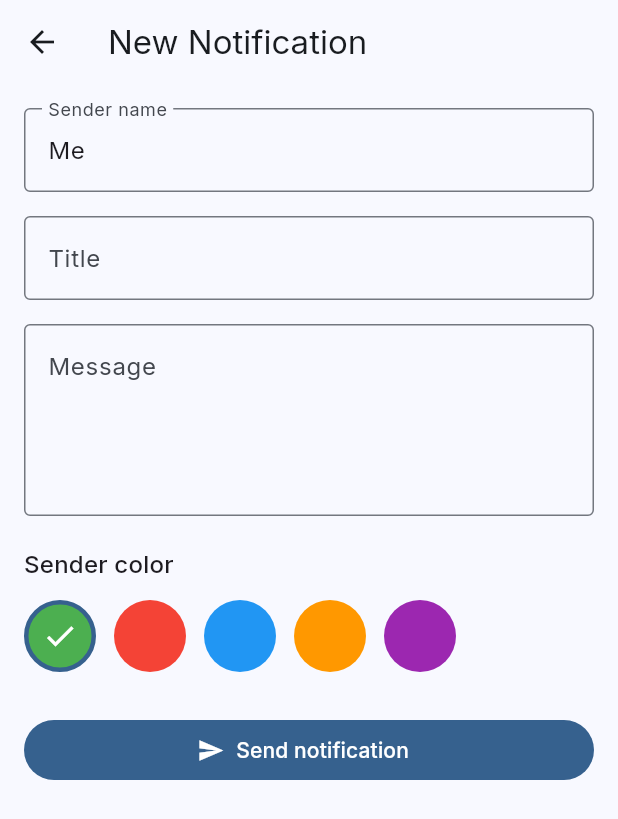
After one commit to Ganesh-hulle/Notiflow, a Flutter app: the MainWrapper screen opened directly, after a tap on "New notification", on a phone screen of 412 x 824 dp. The commit adds this screen. Shown: the top 819 px of the screen. Run offline on Flutter 3.47's test engine with Material 3 defaults, Android fonts, the phone set to English and light mode, and no system bars; our stand-ins replace bloc, cloud_firestore, equatable, firebase_auth, firebase_core, flutter_bloc and 3 more; accounts and stored records are empty.

Commit message:
Refactor notification handling and add compose notification screen

```diff
--- a/lib/notifications/bloc/notification_bloc.dart
+++ b/lib/notifications/bloc/notification_bloc.dart
@@ -12,6 +12,15 @@ abstract class NotificationEvent extends Equatable {
 
 class LoadNotifications extends NotificationEvent {}
 
+class SendNotification extends NotificationEvent {
+  final AppNotification notification;
+
+  const SendNotification(this.notification);
+
+  @override
+  List<Object> get props => [notification];
+}
+
 // States
 abstract class NotificationState extends Equatable {
   const NotificationState();
@@ -20,7 +29,9 @@ abstract class NotificationState extends Equatable {
 }
 
 class NotificationInitial extends NotificationState {}
+
 class NotificationLoading extends NotificationState {}
+
 class NotificationLoaded extends NotificationState {
   final List<AppNotification> received;
   final List<AppNotification> sent;
@@ -30,6 +41,7 @@ class NotificationLoaded extends NotificationState {
   @override
   List<Object> get props => [received, sent];
 }
+
 class NotificationError extends NotificationState {
   final String message;
   const NotificationError(this.message);
@@ -43,6 +55,7 @@ class NotificationBloc extends Bloc<NotificationEvent, NotificationState> {
 
   NotificationBloc({required this.repository}) : super(NotificationInitial()) {
     on<LoadNotifications>(_onLoadNotifications);
+    on<SendNotification>(_onSendNotification);
   }
 
   Future<void> _onLoadNotifications(
@@ -58,4 +71,18 @@ class NotificationBloc extends Bloc<NotificationEvent, NotificationState> {
       emit(const NotificationError("Failed to load notifications"));
     }
   }
+
+  Future<void> _onSendNotification(
+    SendNotification event,
+    Emitter<NotificationState> emit,
+  ) async {
+    try {
+      await repository.sendNotification(event.notification);
+      final received = await repository.getReceivedNotifications();
+      final sent = await repository.getSentNotifications();
+      emit(NotificationLoaded(received: received, sent: sent));
+    } catch (e) {
+      emit(const NotificationError("Failed to send notification"));
+    }
+  }
 }
--- a/lib/notifications/repository/notification_repository.dart
+++ b/lib/notifications/repository/notification_repository.dart
@@ -1,9 +1,7 @@
 import '../models/notification_model.dart';
 
 class NotificationRepository {
-  Future<List<AppNotification>> getReceivedNotifications() async {
-    await Future.delayed(const Duration(seconds: 1)); // Mock delay
-    return [
+  final List<AppNotification> _receivedNotifications = [
     AppNotification(
       id: '1',
       senderName: 'Dr. Strange (Director)',
@@ -29,19 +27,30 @@ class NotificationRepository {
       timestamp: DateTime.now().subtract(const Duration(days: 1)),
     ),
   ];
-  }
 
-  Future<List<AppNotification>> getSentNotifications() async {
-    await Future.delayed(const Duration(seconds: 1));
-    return [
+  final List<AppNotification> _sentNotifications = [
     AppNotification(
       id: '101',
-        senderName: 'Me', // In real app, this wouldn't be displayed or would be "To: X"
+      senderName:
+          'Me', // In real app, this would come from the authenticated profile.
       senderColor: 0xFF4CAF50,
       title: 'Leave Application',
       body: 'I am requesting leave for 2 days.',
       timestamp: DateTime.now().subtract(const Duration(days: 2)),
     ),
   ];
+
+  Future<List<AppNotification>> getReceivedNotifications() async {
+    await Future.delayed(const Duration(seconds: 1)); // Mock delay
+    return List<AppNotification>.unmodifiable(_receivedNotifications);
+  }
+
+  Future<List<AppNotification>> getSentNotifications() async {
+    await Future.delayed(const Duration(seconds: 1));
+    return List<AppNotification>.unmodifiable(_sentNotifications);
+  }
+
+  Future<void> sendNotification(AppNotification notification) async {
+    _sentNotifications.insert(0, notification);
   }
 }
--- /dev/null
+++ b/lib/notifications/screens/compose_notification_screen.dart
@@ -0,0 +1,159 @@
+import 'package:flutter/material.dart';
+import 'package:flutter_bloc/flutter_bloc.dart';
+
+import '../bloc/notification_bloc.dart';
+import '../models/notification_model.dart';
+
+class ComposeNotificationScreen extends StatefulWidget {
+  const ComposeNotificationScreen({super.key});
+
+  @override
+  State<ComposeNotificationScreen> createState() =>
+      _ComposeNotificationScreenState();
+}
+
+class _ComposeNotificationScreenState extends State<ComposeNotificationScreen> {
+  final _formKey = GlobalKey<FormState>();
+  final _senderNameController = TextEditingController(text: 'Me');
+  final _titleController = TextEditingController();
+  final _bodyController = TextEditingController();
+
+  final List<int> _senderColors = const [
+    0xFF4CAF50,
+    0xFFF44336,
+    0xFF2196F3,
+    0xFFFF9800,
+    0xFF9C27B0,
+  ];
+
+  int _selectedColor = 0xFF4CAF50;
+
+  @override
+  void dispose() {
+    _senderNameController.dispose();
+    _titleController.dispose();
+    _bodyController.dispose();
+    super.dispose();
+  }
+
+  void _sendNotification() {
+    if (!_formKey.currentState!.validate()) {
+      return;
+    }
+
+    final notification = AppNotification(
+      id: DateTime.now().millisecondsSinceEpoch.toString(),
+      senderName: _senderNameController.text.trim(),
+      senderColor: _selectedColor,
+      title: _titleController.text.trim(),
+      body: _bodyController.text.trim(),
+      timestamp: DateTime.now(),
+    );
+
+    context.read<NotificationBloc>().add(SendNotification(notification));
+    Navigator.of(context).pop();
+  }
+
+  @override
+  Widget build(BuildContext context) {
+    return Scaffold(
+      appBar: AppBar(title: const Text('New Notification')),
+      body: SafeArea(
+        child: Form(
+          key: _formKey,
+          child: ListView(
+            padding: const EdgeInsets.all(16),
+            children: [
+              TextFormField(
+                controller: _senderNameController,
+                decoration: const InputDecoration(
+                  labelText: 'Sender name',
+                  border: OutlineInputBorder(),
+                ),
+                textInputAction: TextInputAction.next,
+                validator: (value) {
+                  if (value == null || value.trim().isEmpty) {
+                    return 'Enter a sender name';
+                  }
+                  return null;
+                },
+              ),
+              const SizedBox(height: 16),
+              TextFormField(
+                controller: _titleController,
+                decoration: const InputDecoration(
+                  labelText: 'Title',
+                  border: OutlineInputBorder(),
+                ),
+                textInputAction: TextInputAction.next,
+                validator: (value) {
+                  if (value == null || value.trim().isEmpty) {
+                    return 'Enter a title';
+                  }
+                  return null;
+                },
+              ),
+              const SizedBox(height: 16),
+              TextFormField(
+                controller: _bodyController,
+                decoration: const InputDecoration(
+                  labelText: 'Message',
+                  border: OutlineInputBorder(),
+                  alignLabelWithHint: true,
+                ),
+                minLines: 4,
+                maxLines: 7,
+                validator: (value) {
+                  if (value == null || value.trim().isEmpty) {
+                    return 'Enter a message';
+                  }
+                  return null;
+                },
+              ),
+              const SizedBox(height: 20),
+              Text(
+                'Sender color',
+                style: Theme.of(context).textTheme.titleMedium,
+              ),
+              const SizedBox(height: 12),
+              Wrap(
+                spacing: 12,
+                runSpacing: 12,
+                children: _senderColors.map((color) {
+                  final isSelected = color == _selectedColor;
+                  return InkResponse(
+                    onTap: () => setState(() => _selectedColor = color),
+                    radius: 28,
+                    child: Container(
+                      width: 48,
+                      height: 48,
+                      decoration: BoxDecoration(
+                        color: Color(color),
+                        shape: BoxShape.circle,
+                        border: Border.all(
+                          color: isSelected
+                              ? Theme.of(context).colorScheme.primary
+                              : Colors.transparent,
+                          width: 3,
+                        ),
+                      ),
+                      child: isSelected
+                          ? const Icon(Icons.check, color: Colors.white)
+                          : null,
+                    ),
+                  );
+                }).toList(),
+              ),
+              const SizedBox(height: 28),
+              FilledButton.icon(
+                onPressed: _sendNotification,
+                icon: const Icon(Icons.send),
+                label: const Text('Send notification'),
+              ),
+            ],
+          ),
+        ),
+      ),
+    );
+  }
+}
--- a/lib/notifications/screens/home_screen.dart
+++ b/lib/notifications/screens/home_screen.dart
@@ -1,7 +1,9 @@
 import 'package:flutter/material.dart';
 import 'package:flutter_bloc/flutter_bloc.dart';
+
+import '../../widgets/notification_card.dart';
 import '../bloc/notification_bloc.dart';
-import '../../widgets/notification_card.dart';
+import 'compose_notification_screen.dart';
 
 class HomeScreen extends StatelessWidget {
   const HomeScreen({super.key});
@@ -13,28 +15,154 @@ class HomeScreen extends StatelessWidget {
         if (state is NotificationInitial) {
           context.read<NotificationBloc>().add(LoadNotifications());
           return const Center(child: CircularProgressIndicator());
-        } else if (state is NotificationLoading) {
+        }
+
+        if (state is NotificationLoading) {
           return const Center(child: CircularProgressIndicator());
-        } else if (state is NotificationError) {
-          return Center(child: Text(state.message));
-        } else if (state is NotificationLoaded) {
-          if (state.received.isEmpty) {
-            return const Center(child: Text('No notifications received'));
         }
-          return RefreshIndicator(
+
+        if (state is NotificationError) {
+          return _EmptyState(
+            message: state.message,
+            onRefresh: () =>
+                context.read<NotificationBloc>().add(LoadNotifications()),
+            onCompose: () {
+              Navigator.of(context).push(
+                MaterialPageRoute(
+                  builder: (_) => const ComposeNotificationScreen(),
+                ),
+              );
+            },
+          );
+        }
+
+        if (state is NotificationLoaded) {
+          return Column(
+            children: [
+              Padding(
+                padding: const EdgeInsets.fromLTRB(16, 16, 16, 8),
+                child: Row(
+                  children: [
+                    Expanded(
+                      child: FilledButton.icon(
+                        onPressed: () {
+                          Navigator.of(context).push(
+                            MaterialPageRoute(
+                              builder: (_) => const ComposeNotificationScreen(),
+                            ),
+                          );
+                        },
+                        icon: const Icon(Icons.send),
+                        label: const Text('New notification'),
+                      ),
+                    ),
+                    const SizedBox(width: 12),
+                    OutlinedButton.icon(
+                      onPressed: () {
+                        context.read<NotificationBloc>().add(
+                          LoadNotifications(),
+                        );
+                      },
+                      icon: const Icon(Icons.refresh),
+                      label: const Text('Refresh'),
+                    ),
+                  ],
+                ),
+              ),
+              Expanded(
+                child: state.received.isEmpty
+                    ? _EmptyState(
+                        message: 'No notifications received',
+                        compact: true,
+                        onRefresh: () => context.read<NotificationBloc>().add(
+                          LoadNotifications(),
+                        ),
+                        onCompose: () {
+                          Navigator.of(context).push(
+                            MaterialPageRoute(
+                              builder: (_) => const ComposeNotificationScreen(),
+                            ),
+                          );
+                        },
+                      )
+                    : RefreshIndicator(
                         onRefresh: () async {
-              context.read<NotificationBloc>().add(LoadNotifications());
+                          context.read<NotificationBloc>().add(
+                            LoadNotifications(),
+                          );
                         },
                         child: ListView.builder(
+                          physics: const AlwaysScrollableScrollPhysics(),
                           itemCount: state.received.length,
                           itemBuilder: (context, index) {
-                return NotificationCard(notification: state.received[index]);
+                            return NotificationCard(
+                              notification: state.received[index],
+                            );
                           },
                         ),
+                      ),
+              ),
+            ],
           );
         }
+
         return const SizedBox.shrink();
       },
     );
   }
 }
+
+class _EmptyState extends StatelessWidget {
+  final String message;
+  final VoidCallback onRefresh;
+  final VoidCallback onCompose;
+  final bool compact;
+
+  const _EmptyState({
+    required this.message,
+    required this.onRefresh,
+    required this.onCompose,
+    this.compact = false,
+  });
+
+  @override
+  Widget build(BuildContext context) {
+    final body = Column(
+      mainAxisSize: MainAxisSize.min,
+      children: [
+        Icon(
+          Icons.notifications_none,
+          size: compact ? 44 : 56,
+          color: Colors.grey[500],
+        ),
+        const SizedBox(height: 12),
+        Text(message, textAlign: TextAlign.center),
+        const SizedBox(height: 16),
+        Wrap(
+          spacing: 12,
+          runSpacing: 12,
+          alignment: WrapAlignment.center,
+          children: [
+            FilledButton.icon(
+              onPressed: onCompose,
+              icon: const Icon(Icons.send),
+              label: const Text('New notification'),
+            ),
+            OutlinedButton.icon(
+              onPressed: onRefresh,
+              icon: const Icon(Icons.refresh),
+              label: const Text('Refresh'),
+            ),
+          ],
+        ),
+      ],
+    );
+
+    return Center(
+      child: Padding(
+        padding: const EdgeInsets.symmetric(horizontal: 24),
+        child: body,
+      ),
+    );
+  }
+}
```
Also changed, not shown: lib/main_wrapper.dart (+2 -7 lines). Lines whose indentation alone changed are shown as unchanged.
